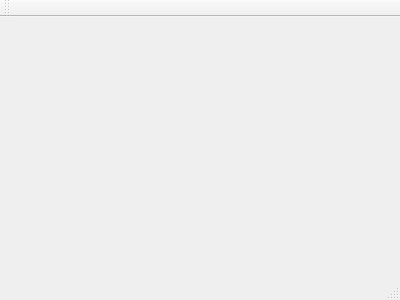
Above: passwd-guess-monitor/mainwindow.ui from spenserlee/passwd-guess-monitor before the change. Below: the same form after it.
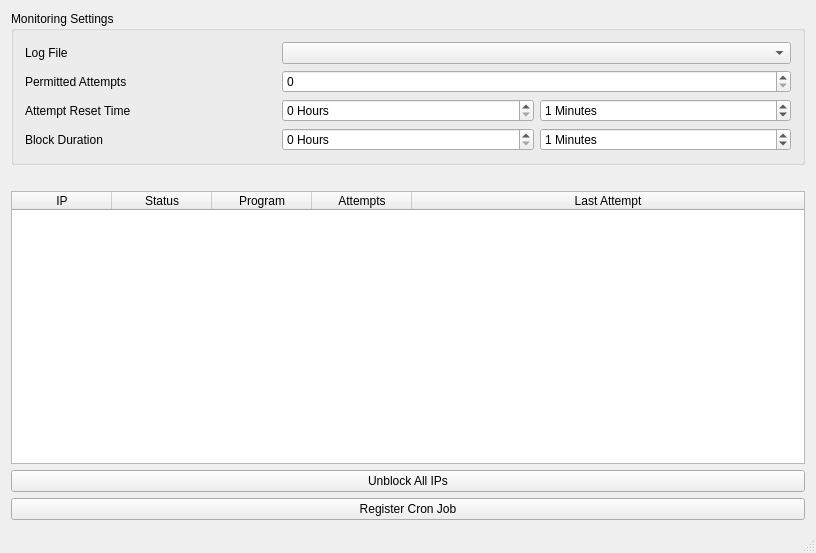
That is the form after the change.

```diff
--- a/passwd-guess-monitor/mainwindow.ui
+++ b/passwd-guess-monitor/mainwindow.ui
@@ -1,24 +1,191 @@
 <ui version="4.0">
  <class>MainWindow</class>
- <widget class="QMainWindow" name="MainWindow" >
-  <property name="geometry" >
+ <widget class="QMainWindow" name="MainWindow">
+  <property name="geometry">
    <rect>
     <x>0</x>
     <y>0</y>
-    <width>400</width>
-    <height>300</height>
+    <width>816</width>
+    <height>553</height>
    </rect>
   </property>
   <property name="windowTitle" >
    <string>MainWindow</string>
   </property>
-  <widget class="QMenuBar" name="menuBar" />
-  <widget class="QToolBar" name="mainToolBar" />
-  <widget class="QWidget" name="centralWidget" />
-  <widget class="QStatusBar" name="statusBar" />
+  <widget class="QWidget" name="centralWidget">
+   <layout class="QGridLayout" name="gridLayout_2">
+    <item row="1" column="0">
+     <spacer name="horizontalSpacer">
+      <property name="orientation">
+       <enum>Qt::Horizontal</enum>
+      </property>
+      <property name="sizeHint" stdset="0">
+       <size>
+        <width>795</width>
+        <height>20</height>
+       </size>
+      </property>
+     </spacer>
+    </item>
+    <item row="4" column="0">
+     <widget class="QPushButton" name="registerBtn">
+      <property name="text">
+       <string>Register Cron Job</string>
+      </property>
+     </widget>
+    </item>
+    <item row="3" column="0">
+     <widget class="QPushButton" name="unblockBtn">
+      <property name="text">
+       <string>Unblock All IPs</string>
+      </property>
+     </widget>
+    </item>
+    <item row="0" column="0">
+     <widget class="QGroupBox" name="groupBox">
+      <property name="title">
+       <string>Monitoring Settings</string>
+      </property>
+      <layout class="QGridLayout" name="gridLayout">
+       <item row="0" column="0">
+        <widget class="QLabel" name="label">
+         <property name="text">
+          <string>Log File</string>
+         </property>
+        </widget>
+       </item>
+       <item row="2" column="0">
+        <widget class="QLabel" name="label_4">
+         <property name="text">
+          <string>Attempt Reset Time</string>
+         </property>
+        </widget>
+       </item>
+       <item row="3" column="0">
+        <widget class="QLabel" name="label_3">
+         <property name="text">
+          <string>Block Duration</string>
+         </property>
+        </widget>
+       </item>
+       <item row="0" column="1" colspan="2">
+        <widget class="QComboBox" name="logFile"/>
+       </item>
+       <item row="3" column="1">
+        <widget class="QSpinBox" name="blockHrs">
+         <property name="suffix">
+          <string> Hours</string>
+         </property>
+         <property name="maximum">
+          <number>24</number>
+         </property>
+        </widget>
+       </item>
+       <item row="1" column="1" colspan="2">
+        <widget class="QSpinBox" name="permittedAttempts"/>
+       </item>
+       <item row="3" column="2">
+        <widget class="QSpinBox" name="blockMins">
+         <property name="suffix">
+          <string> Minutes</string>
+         </property>
+         <property name="minimum">
+          <number>0</number>
+         </property>
+         <property name="maximum">
+          <number>60</number>
+         </property>
+         <property name="value">
+          <number>1</number>
+         </property>
+        </widget>
+       </item>
+       <item row="1" column="0">
+        <widget class="QLabel" name="label_2">
+         <property name="text">
+          <string>Permitted Attempts</string>
+         </property>
+        </widget>
+       </item>
+       <item row="2" column="1">
+        <widget class="QSpinBox" name="resetHrs">
+         <property name="suffix">
+          <string> Hours</string>
+         </property>
+         <property name="maximum">
+          <number>24</number>
+         </property>
+        </widget>
+       </item>
+       <item row="2" column="2">
+        <widget class="QSpinBox" name="resetMins">
+         <property name="suffix">
+          <string> Minutes</string>
+         </property>
+         <property name="minimum">
+          <number>0</number>
+         </property>
+         <property name="maximum">
+          <number>60</number>
+         </property>
+         <property name="value">
+          <number>1</number>
+         </property>
+        </widget>
+       </item>
+      </layout>
+     </widget>
+    </item>
+    <item row="2" column="0">
+     <widget class="QTableWidget" name="infoTable">
+      <property name="alternatingRowColors">
+       <bool>true</bool>
+      </property>
+      <attribute name="horizontalHeaderStretchLastSection">
+       <bool>true</bool>
+      </attribute>
+      <column>
+       <property name="text">
+        <string>IP</string>
+       </property>
+      </column>
+      <column>
+       <property name="text">
+        <string>Status</string>
+       </property>
+      </column>
+      <column>
+       <property name="text">
+        <string>Program</string>
+       </property>
+      </column>
+      <column>
+       <property name="text">
+        <string>Attempts</string>
+       </property>
+      </column>
+      <column>
+       <property name="text">
+        <string>Last Attempt</string>
+       </property>
+      </column>
+     </widget>
+    </item>
+   </layout>
+  </widget>
+  <widget class="QMenuBar" name="menuBar">
+   <property name="geometry">
+    <rect>
+     <x>0</x>
+     <y>0</y>
+     <width>816</width>
+     <height>25</height>
+    </rect>
+   </property>
+  </widget>
+  <widget class="QStatusBar" name="statusBar"/>
  </widget>
- <layoutDefault spacing="6" margin="11" />
- <pixmapfunction></pixmapfunction>
+ <layoutdefault spacing="6" margin="11"/>
  <resources/>
  <connections/>
 </ui>
```
Left out of the diff: 5 changed lines with no effect on the pictures.
